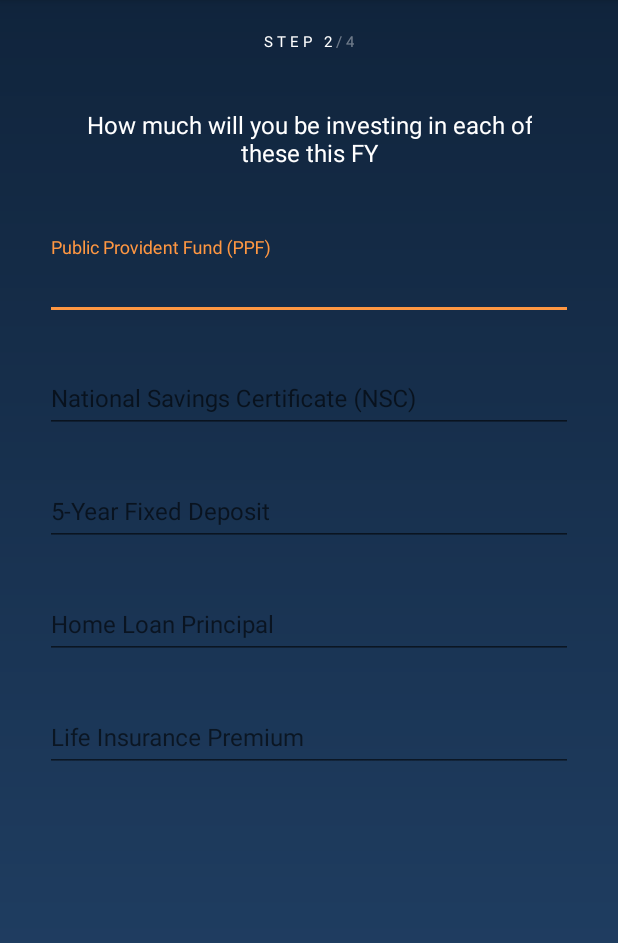
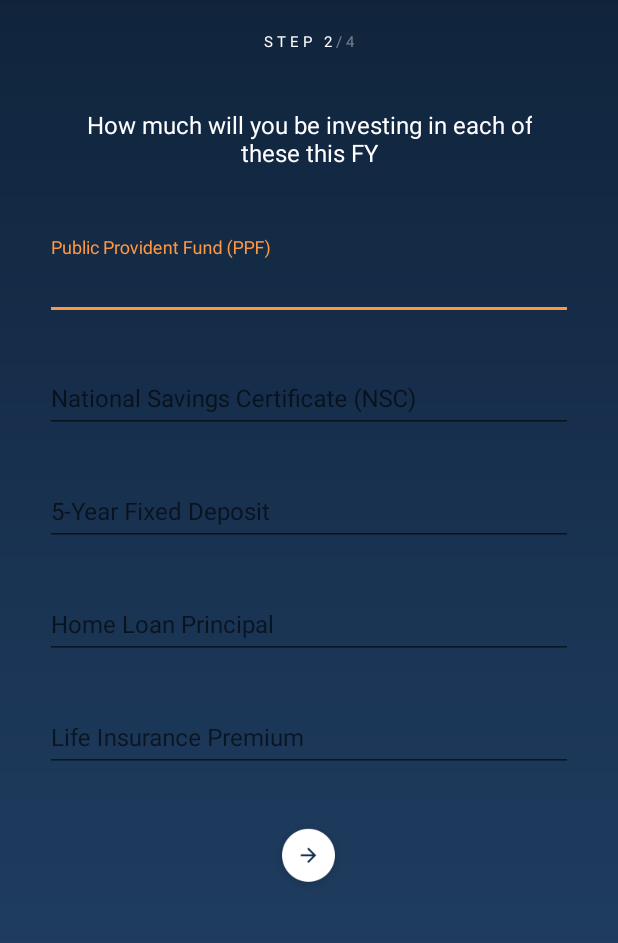
Before and after one commit to keerthi561/Sieaver, an Android app: the BashTaxStep2 screen opened directly, with no data from a screen before it, on a phone screen of 412 x 824 dp, the part 84-1027 px from its top. Run offline under Robolectric (Android 15) with nearby library versions, the phone set to English and light mode, and no system bars.

Commit message:
Bash Tax 2nd step updated

```diff
--- a/app/src/main/AndroidManifest.xml
+++ b/app/src/main/AndroidManifest.xml
@@ -16,7 +16,7 @@
         android:supportsRtl="true"
         android:theme="@style/AppTheme"
         tools:replace="android:theme"
-        >
+        android:name=".SieaverApplication">
 
         <activity
             android:name=".MainActivity"
--- a/app/src/main/java/com/example/sridhar123/sieaver/BashTaxStep2.java
+++ b/app/src/main/java/com/example/sridhar123/sieaver/BashTaxStep2.java
@@ -2,15 +2,74 @@ package com.example.sridhar123.sieaver;
 
 import android.os.Bundle;
 import android.support.annotation.Nullable;
+import android.support.design.widget.TextInputLayout;
+import android.view.View;
+import android.widget.EditText;
+
+import com.example.sridhar123.sieaver.Constants.SharedPrefConstants;
+
+import java.util.ArrayList;
+import java.util.List;
 
 /**
  * Created by sridhar123 on 28/10/17.
  */
 public class BashTaxStep2 extends SieverBaseActivity {
 
+    private List<EditText> listOfEdittexts = new ArrayList<>();
+    private String collection;
+    private EditText ppf,nsc,fd,hl,li;
+    private TextInputLayout ppfi,nsci,fdi,hli,lii;
+
     @Override
     protected void onCreate(@Nullable Bundle savedInstanceState) {
         super.onCreate(savedInstanceState);
         setContentView(R.layout.bash_tax_step_2);
+        ppf = (EditText) findViewById(R.id.etPpf);
+        nsc = (EditText) findViewById(R.id.etNsc);
+        fd = (EditText) findViewById(R.id.etFd);
+        hl = (EditText) findViewById(R.id.etHomeLoan);
+        li  = (EditText) findViewById(R.id.etLifeInsurance);
+
+        ppfi = (TextInputLayout) findViewById(R.id.inputPpf);
+        nsci = (TextInputLayout) findViewById(R.id.inputNsc);
+        fdi = (TextInputLayout) findViewById(R.id.inputFd);
+        hli = (TextInputLayout) findViewById(R.id.inputHomeLoan);
+        lii  = (TextInputLayout) findViewById(R.id.inputLifeInsurance);
+
+        showOnlyRelevantFields();
+    }
+
+    private void showOnlyRelevantFields() {
+        if (prefManager.sharedPrefFileExists(SharedPrefConstants.SHARED_PREFS)) {
+            collection = prefManager.getPref(SharedPrefConstants.SHARED_PREFS, SharedPrefConstants.TAX_INVEST_COLLECTION, "");
+            if (collection != null && !collection.isEmpty()) {
+                if (collection.charAt(0) == '0') {
+                    ppfi.setVisibility(View.GONE);
+                } else {
+                    listOfEdittexts.add(ppf);
+                }
+                if (collection.charAt(1) == '0') {
+                    nsci.setVisibility(View.GONE);
+                } else {
+                    listOfEdittexts.add(nsc);
+                }
+                if (collection.charAt(2) == '0') {
+                    fdi.setVisibility(View.GONE);
+                } else {
+                    listOfEdittexts.add(fd);
+                }
+                if (collection.charAt(3) == '0') {
+                    hli.setVisibility(View.GONE);
+                } else {
+                    listOfEdittexts.add(hl);
+                }
+                if (collection.charAt(4) == '0') {
+                    lii.setVisibility(View.GONE);
+                } else {
+                    listOfEdittexts.add(li);
+                }
+            }
+        }
     }
 }
--- a/app/src/main/java/com/example/sridhar123/sieaver/GeneralConstants/GeneralConstants.java
+++ b/app/src/main/java/com/example/sridhar123/sieaver/GeneralConstants/GeneralConstants.java
@@ -12,4 +12,6 @@ public class GeneralConstants {
     public static final int camera_address_front_flag = 2;
     public static final int camera_address_back_flag = 3;
     public static final int camera_sign_flag = 4;
+    public static final String BTW_SELECTED_CARDS = "btw_selected_cards";
+
 }
--- a/app/src/main/java/com/example/sridhar123/sieaver/SieverBaseActivity.java
+++ b/app/src/main/java/com/example/sridhar123/sieaver/SieverBaseActivity.java
@@ -1,5 +1,9 @@
 package com.example.sridhar123.sieaver;
 
+import android.app.Application;
+import android.os.Bundle;
+import android.support.annotation.Nullable;
+import android.support.v4.app.FragmentManager;
 import android.support.v7.app.AppCompatActivity;
 
 /**
@@ -7,4 +11,15 @@ import android.support.v7.app.AppCompatActivity;
  */
 
 public class SieverBaseActivity extends AppCompatActivity{
+
+    protected FragmentManager manager;
+    protected SieaverApplication application;
+    protected PrefManager prefManager;
+
+    @Override
+    protected void onCreate(@Nullable Bundle savedInstanceState) {
+        super.onCreate(savedInstanceState);
+        application = (SieaverApplication) getApplication();
+        prefManager = application.getPrefManager();
+    }
 }
--- a/app/src/main/res/layout/bash_tax_step1.xml
+++ b/app/src/main/res/layout/bash_tax_step1.xml
@@ -363,8 +363,8 @@
 
                 <ImageButton
                     android:id="@+id/btnForward"
-                    android:layout_width="45dp"
-                    android:layout_height="45dp"
+                    android:layout_width="50dp"
+                    android:layout_height="50dp"
                     android:layout_centerInParent="true"
                     android:background="@drawable/forward_arrow_with_circle_icon"
                     android:visibility="gone" />
--- a/app/src/main/res/layout/bash_tax_step_2.xml
+++ b/app/src/main/res/layout/bash_tax_step_2.xml
@@ -182,13 +182,13 @@
 
             <ImageButton
                 android:id="@+id/btnForward"
-                android:layout_width="wrap_content"
-                android:layout_height="wrap_content"
+                android:layout_width="50dp"
+                android:layout_height="50dp"
                 android:layout_centerInParent="true"
                 android:layout_gravity="center_horizontal"
                 android:layout_marginTop="32dp"
                 android:background="@drawable/forward_arrow_with_circle_icon"
-                android:visibility="gone" />
+                android:visibility="visible" />
 
 
         </LinearLayout>
```
Also changed, not shown: app/src/main/java/com/example/sridhar123/sieaver/BashTaxStep1.java (+25 -1 lines), app/src/main/java/com/example/sridhar123/sieaver/Constants/SharedPrefConstants.java (added, +84 -0 lines), app/src/main/java/com/example/sridhar123/sieaver/PrefManager.java (added, +92 -0 lines), app/src/main/java/com/example/sridhar123/sieaver/SieaverApplication.java (added, +28 -0 lines).
